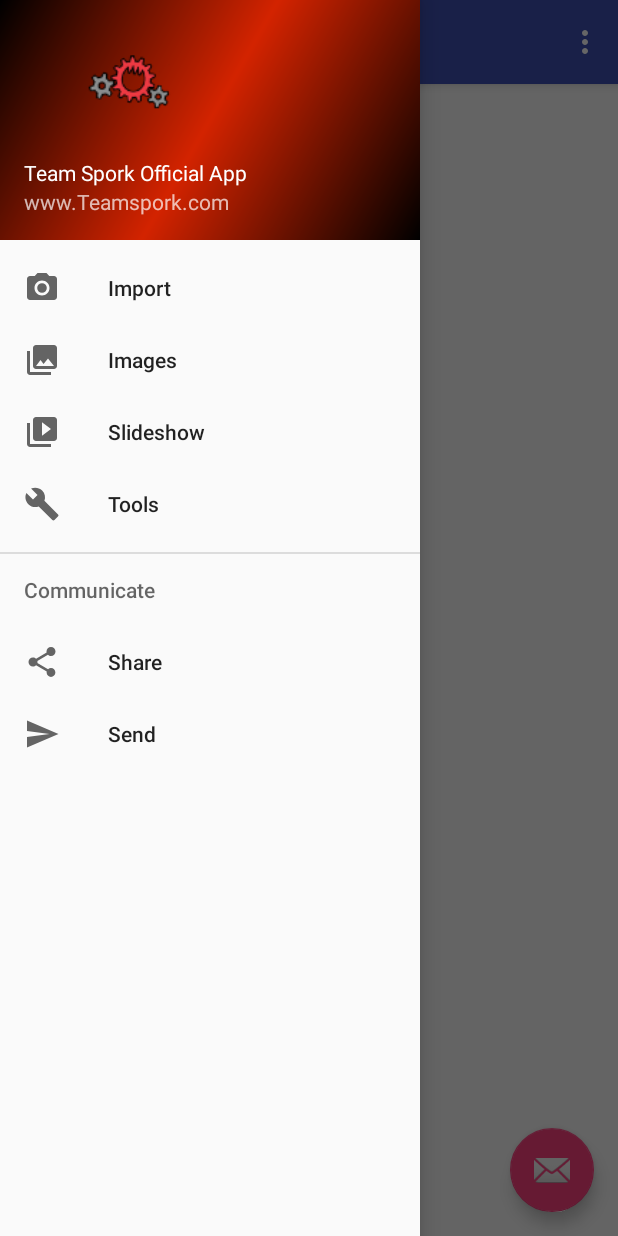
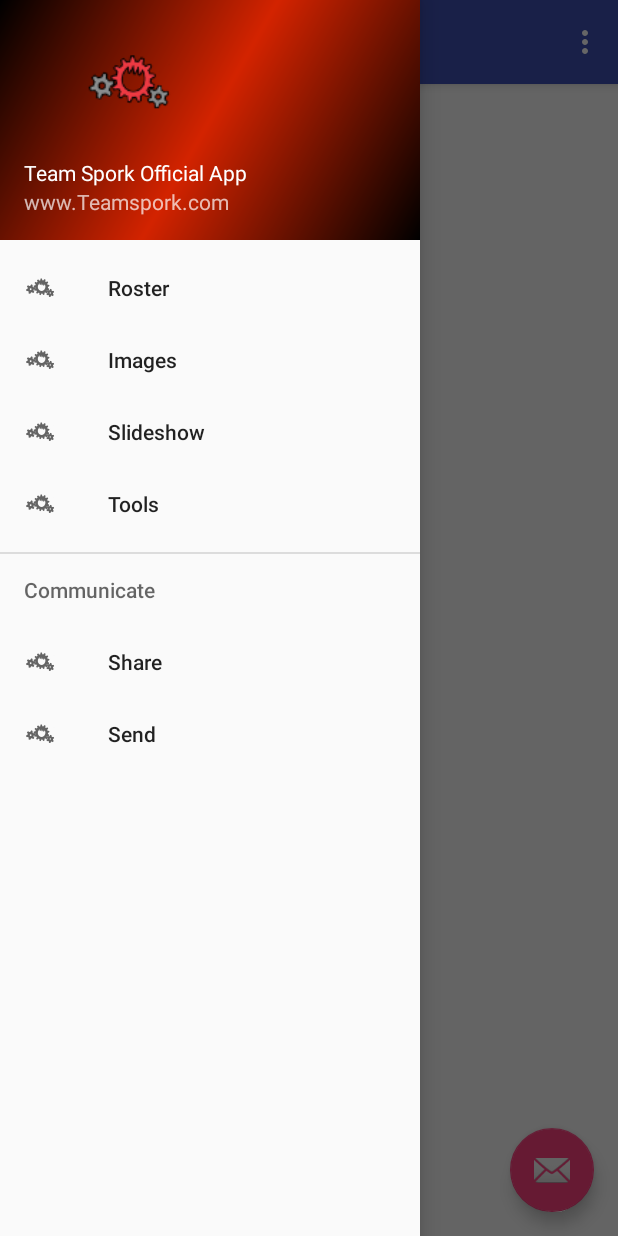
Before and after one commit to NBleuzen/Team-Spork-App, an Android app: the Navmenuhome screen opened directly, with no data from a screen before it, with the side drawer open, on a phone screen of 412 x 824 dp. Run offline under Robolectric (Android 15) with nearby library versions, the phone set to English and light mode, and no system bars.

Commit message:
Icon Changes

```diff
--- a/SPORK-APP/app/src/main/res/menu/activity_navmenuhome_drawer.xml
+++ b/SPORK-APP/app/src/main/res/menu/activity_navmenuhome_drawer.xml
@@ -4,19 +4,19 @@
     <group android:checkableBehavior="single">
         <item
             android:id="@+id/nav_camera"
-            android:icon="@drawable/ic_menu_camera"
-            android:title="Import" />
+            android:icon="@mipmap/sporklogo"
+            android:title="Roster" />
         <item
             android:id="@+id/nav_gallery"
-            android:icon="@drawable/ic_menu_gallery"
+            android:icon="@mipmap/sporklogo"
             android:title="Images" />
         <item
             android:id="@+id/nav_slideshow"
-            android:icon="@drawable/ic_menu_slideshow"
+            android:icon="@mipmap/sporklogo"
             android:title="Slideshow" />
         <item
             android:id="@+id/nav_manage"
-            android:icon="@drawable/ic_menu_manage"
+            android:icon="@mipmap/sporklogo"
             android:title="Tools" />
     </group>
 
@@ -24,11 +24,11 @@
         <menu>
             <item
                 android:id="@+id/nav_share"
-                android:icon="@drawable/ic_menu_share"
+                android:icon="@mipmap/sporklogo"
                 android:title="Share" />
             <item
                 android:id="@+id/nav_send"
-                android:icon="@drawable/ic_menu_send"
+                android:icon="@mipmap/sporklogo"
                 android:title="Send" />
         </menu>
     </item>
```
